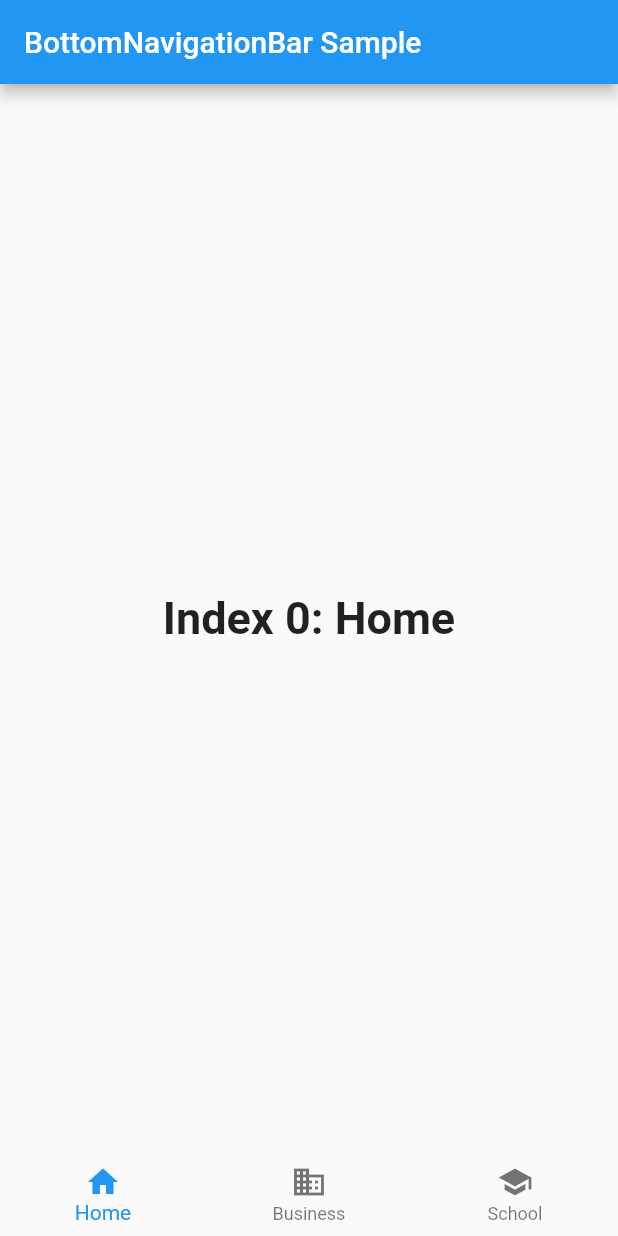
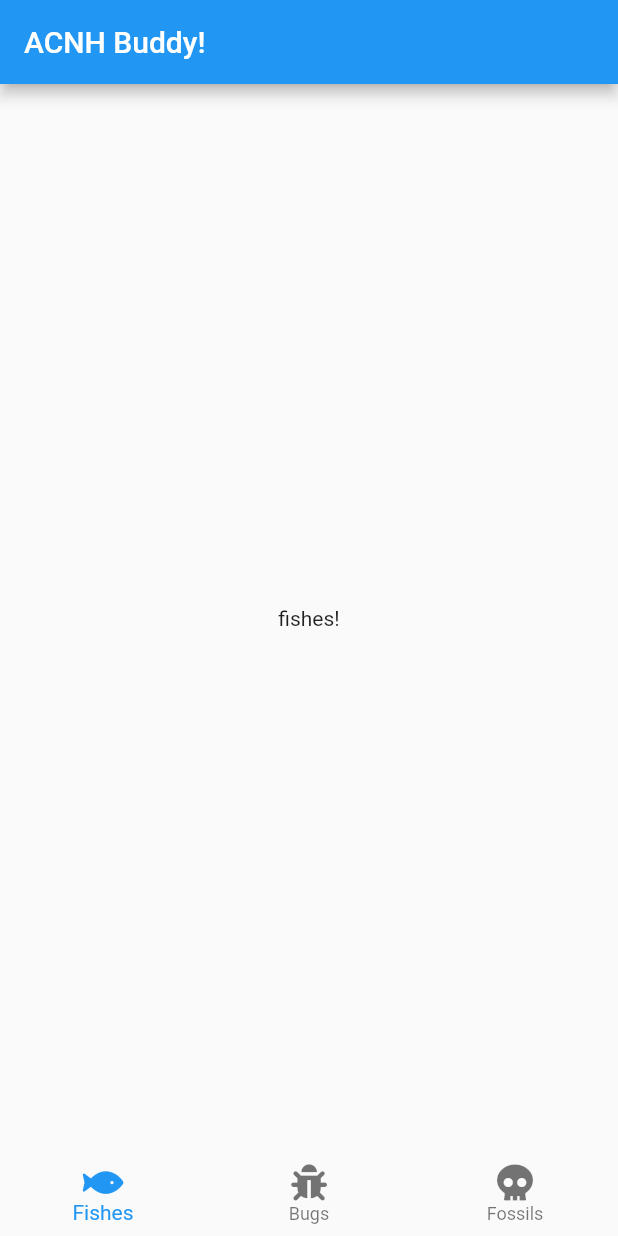
Before and after one commit to YuckiestPenguin/Nyuk-Book, a Flutter app: the screen it shows after launch, on a phone screen of 412 x 824 dp. Run offline on Flutter 3.47's test engine with Material 2 defaults, Android fonts, the phone set to English and light mode, and no system bars; our stand-ins replace font_awesome_flutter.

```diff
--- /dev/null
+++ b/lib/fishes/fishes_repo.dart
@@ -0,0 +1,8 @@
+import 'dart:convert';
+
+
+class FishesRepo{
+  Future getAllFishes()async{
+
+  }
+}
--- /dev/null
+++ b/lib/fishes/fishes_screen.dart
@@ -0,0 +1,11 @@
+import 'package:flutter/material.dart';
+import 'package:http/http.dart'as http;
+
+class FishesScreen extends StatelessWidget {
+  @override
+  Widget build(BuildContext context) {
+    return SafeArea(
+      child: Center(child:Text('fishes!')),
+    );
+  }
+}
--- a/lib/main.dart
+++ b/lib/main.dart
@@ -9,7 +9,9 @@
 // ![A scaffold with a bottom navigation bar containing three bottom navigation
 // bar items. The first one is selected.](https://flutter.github.io/assets-for-api-docs/assets/material/bottom_navigation_bar.png)
 
+import 'package:acnh_buddy/fishes/fishes_screen.dart';
 import 'package:flutter/material.dart';
+import 'package:font_awesome_flutter/font_awesome_flutter.dart';
 
 void main() => runApp(MyApp());
 
@@ -38,57 +40,50 @@ class MyStatefulWidget extends StatefulWidget {
 }
 
 class _MyStatefulWidgetState extends State<MyStatefulWidget> {
-  int _selectedIndex = 0;
-  static const TextStyle optionStyle =
-  TextStyle(fontSize: 30, fontWeight: FontWeight.bold);
-  static const List<Widget> _widgetOptions = <Widget>[
-    Text(
-      'Index 0: Home',
-      style: optionStyle,
-    ),
-    Text(
-      'Index 1: Business',
-      style: optionStyle,
-    ),
-    Text(
-      'Index 2: School',
-      style: optionStyle,
-    ),
-  ];
 
-  void _onItemTapped(int index) {
+  void onTabTapped(int index) {
     setState(() {
-      _selectedIndex = index;
+      _currentIndex = index;
     });
   }
+  int _currentIndex = 0;
+  final List<Widget> _children = [
+FishesScreen(),
+Text('2'),
+Text('3')
+  ];
 
   @override
   Widget build(BuildContext context) {
     return Scaffold(
       appBar: AppBar(
-        title: const Text('BottomNavigationBar Sample'),
+        title: Text('ACNH Buddy!'),
       ),
-      body: Center(
-        child: _widgetOptions.elementAt(_selectedIndex),
-      ),
+      body: _children[_currentIndex], // new
       bottomNavigationBar: BottomNavigationBar(
         elevation: 0,
-        items: const <BottomNavigationBarItem>[
-          BottomNavigationBarItem(
-            icon: Icon(Icons.home),
-            title: Text('Home'),
+        onTap: onTabTapped, // new
+        currentIndex: _currentIndex, // new
+        items: [
+          new BottomNavigationBarItem(
+            icon: FaIcon(
+              FontAwesomeIcons.fish
+            ),
+            title: Text('Fishes'),
           ),
-          BottomNavigationBarItem(
-            icon: Icon(Icons.business),
-            title: Text('Business'),
+          new BottomNavigationBarItem(
+            icon: FaIcon(
+                FontAwesomeIcons.bug
+            ),
+            title: Text('Bugs'),
           ),
-          BottomNavigationBarItem(
-            icon: Icon(Icons.school),
-            title: Text('School'),
-          ),
+          new BottomNavigationBarItem(
+              icon: FaIcon(
+                  FontAwesomeIcons.skull
+              ),
+              title: Text('Fossils')
+          )
         ],
-        currentIndex: _selectedIndex,
-        onTap: _onItemTapped,
       ),
     );
   }
--- a/pubspec.yaml
+++ b/pubspec.yaml
@@ -23,7 +23,8 @@ environment:
 dependencies:
   flutter:
     sdk: flutter
-
+  font_awesome_flutter: ^8.8.0
+  http: ^0.12.1
 
   # The following adds the Cupertino Icons font to your application.
   # Use with the CupertinoIcons class for iOS style icons.
```
Also changed, not shown: pubspec.lock.
